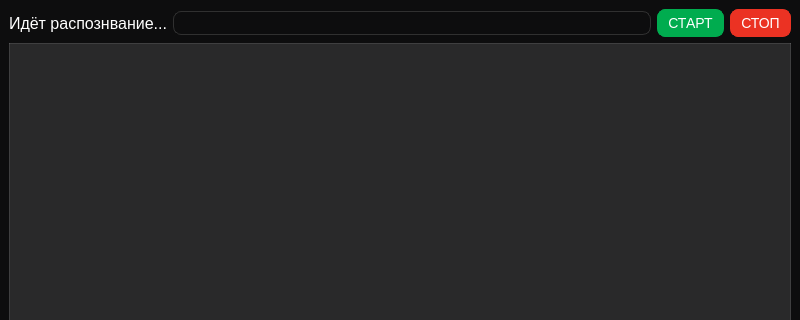
Old version of the form designer/design_table.ui in the repository scream1ng-snake/-; both pictures show x 0 to 800 and y 0 to 320 of the 800 by 600 pixel window.
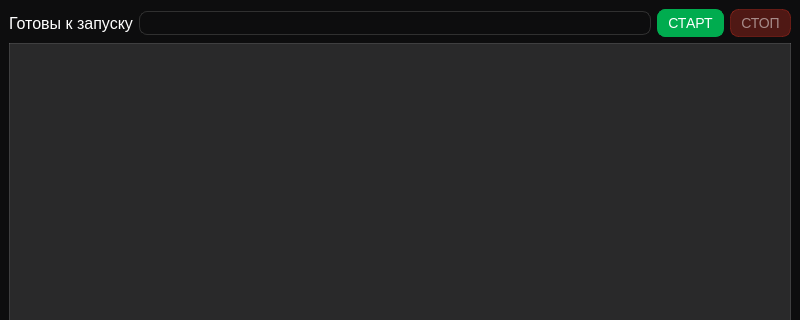
New version of the form.

What changed in the file:
```diff
--- a/designer/design_table.ui
+++ b/designer/design_table.ui
@@ -29,7 +29,7 @@
 font-size: 16px;</string>
           </property>
           <property name="text">
-           <string>Идёт распознвание...</string>
+           <string>Готовы к запуску</string>
           </property>
          </widget>
         </item>
@@ -70,14 +70,27 @@
          </widget>
         </item>
         <item>
-         <widget class="QPushButton" name="pushButton_2">
+         <widget class="QPushButton" name="stopButton">
+          <property name="enabled">
+           <bool>false</bool>
+          </property>
           <property name="styleSheet">
-           <string notr="true">background-color: #EB3223;
+           <string notr="true">QPushButton:enabled {
+background-color: #EB3223;
 border: 1px solid #EB3223;
 border-radius: 8px;
 font-size: 14px;
 color: white;
-padding: 5px 10px;</string>
+padding: 5px 10px;
+}
+QPushButton:disabled {
+background-color: rgba(235, 50, 35, 0.3);
+border: 1px solid rgba(235, 50, 35, 0.3);
+border-radius: 8px;
+font-size: 14px;
+color: rgba(255, 255, 255, 0.5);
+padding: 5px 10px;
+}</string>
           </property>
           <property name="text">
            <string>СТОП</string>
```
Left out of the diff: 51 changed lines with no effect on the pictures.
